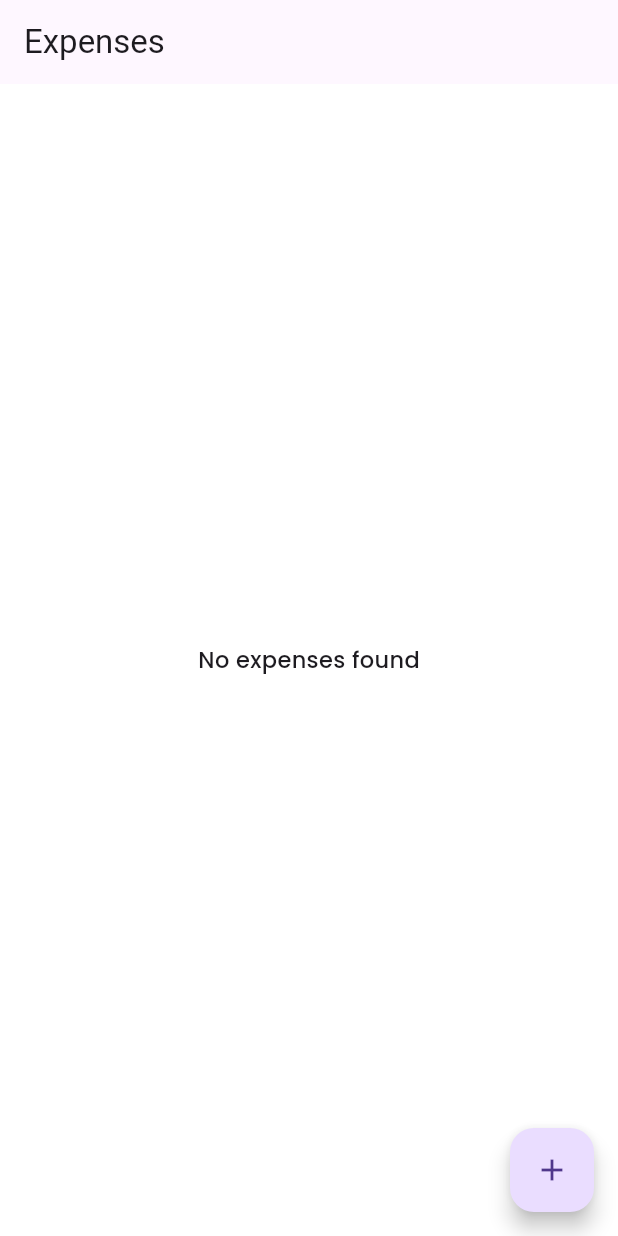
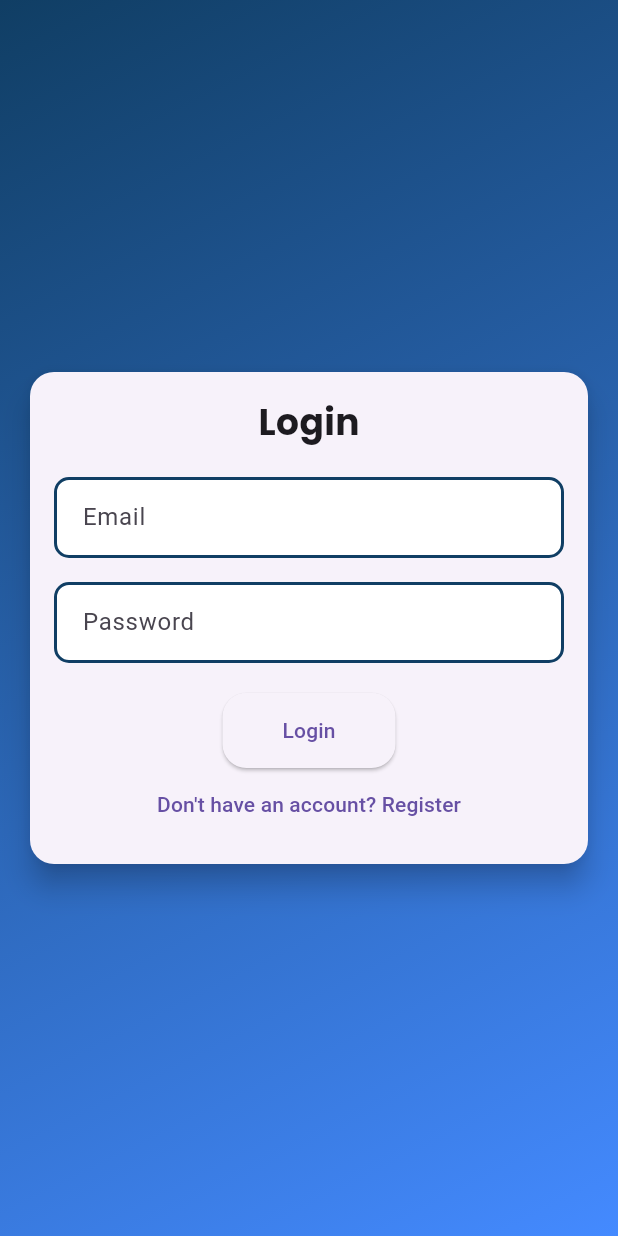
Before and after one commit to salahvk/expense_mate, a Flutter app: the screen it shows after launch, on a phone screen of 412 x 824 dp. Run offline on Flutter 3.47's test engine with Material 3 defaults, Android fonts, the phone set to English and light mode, and no system bars; our stand-ins replace equatable, firebase_auth, firebase_core, flutter_animate, flutter_bloc, flutter_local_notifications and 5 more; accounts and stored records are empty.

Commit message:
auth setup completed

```diff
--- a/lib/config/route/go_router.dart
+++ b/lib/config/route/go_router.dart
@@ -1,5 +1,7 @@
 import 'package:expense_mate/config/route/route_constants.dart';
 import 'package:expense_mate/presentation/screens/add_expense/add_expense_screen.dart';
+import 'package:expense_mate/presentation/screens/authentication/auth_screen.dart';
+import 'package:expense_mate/presentation/screens/authentication/login_screen.dart';
 import 'package:expense_mate/presentation/screens/authentication/registration_screen.dart';
 import 'package:expense_mate/presentation/screens/home/expenses_screen.dart';
 import 'package:expense_mate/presentation/screens/splash/splash_screen.dart';
@@ -13,26 +15,24 @@ final GoRouter router = GoRouter(
   navigatorKey: navigatorKey,
   routes: [
     GoRoute(
-      name: Routes.register,
-      path: Routes.getRegisterRoute(),
-      pageBuilder: (context, state) =>
-          const MaterialPage(child: RegisterScreen()),
-    ),
-    GoRoute(
-      name: Routes.login,
-      path: Routes.getLoginRoute(),
-      pageBuilder: (context, state) =>
-          const MaterialPage(child: RegisterScreen()),
+      name: Routes.auth,
+      path: Routes.getAuthRoute(),
+      pageBuilder: (context, state) => MaterialPage(
+          child: AuthScreen(
+        isLogin: state.extra as bool,
+      )),
     ),
     GoRoute(
       name: Routes.splash,
       path: Routes.getSplashRoute(),
-      pageBuilder: (context, state) => const MaterialPage(child: SplashScreen()),
+      pageBuilder: (context, state) =>
+          const MaterialPage(child: SplashScreen()),
     ),
     GoRoute(
       name: Routes.home,
       path: Routes.getHomeRoute(),
-      pageBuilder: (context, state) => const MaterialPage(child: ExpensesScreen()),
+      pageBuilder: (context, state) =>
+          const MaterialPage(child: ExpensesScreen()),
     ),
     GoRoute(
       name: Routes.addExpense,
--- a/lib/config/route/route_constants.dart
+++ b/lib/config/route/route_constants.dart
@@ -1,14 +1,13 @@
 class Routes {
-  static String home = "/";
-  static String splash = "splash";
-  static String login = "login";
-  static String register = "register";
+  static String splash = "/";
+  static String home = "home";
+  static String auth = "auth";
   static String addExpense = "addExpense";
 
   // ----------------------------------------------------
+
+  static String getSplashRoute() => splash;
   static String getHomeRoute() => "/$home";
-  static String getSplashRoute() => "/$splash";
-  static String getLoginRoute() => "/$login";
-  static String getRegisterRoute() => "/$login";
+  static String getAuthRoute() => "/$auth";
   static String getAddExpenseRoute() => "/$addExpense";
 }
--- a/lib/main.dart
+++ b/lib/main.dart
@@ -1,10 +1,13 @@
+import 'package:expense_mate/config/route/go_router.dart';
+import 'package:expense_mate/config/theme/color.dart';
 import 'package:expense_mate/config/theme/light_theme.dart';
+import 'package:expense_mate/firebase_options.dart';
+import 'package:firebase_core/firebase_core.dart';
 import 'package:flutter/material.dart';
 import 'package:flutter_bloc/flutter_bloc.dart';
 
 import 'data/datasources/expense_db_helper.dart';
 import 'presentation/bloc/expense_bloc.dart';
-import 'presentation/screens/home/expenses_screen.dart';
 import 'services/notification_service.dart';
 
 void main() async {
@@ -13,6 +16,10 @@ void main() async {
   // Initialize database
   final dbHelper = ExpenseDBHelper();
   await dbHelper.initDB();
+
+    await Firebase.initializeApp(
+    options: DefaultFirebaseOptions.currentPlatform,
+  );
 
   // Initialize notifications
   final notificationService = NotificationService();
@@ -37,11 +44,11 @@ class ExpenseMateApp extends StatelessWidget {
   Widget build(BuildContext context) {
     return BlocProvider(
       create: (context) => ExpenseBloc(dbHelper)..add(LoadExpenses()),
-      child: MaterialApp(
+      child: MaterialApp.router(
         title: 'ExpenseMate',
         theme: lightTheme,
         debugShowCheckedModeBanner: false,
-        home: const ExpensesScreen(),
+        routerConfig: router,
       ),
     );
   }
--- /dev/null
+++ b/lib/presentation/screens/authentication/auth_screen.dart
@@ -0,0 +1,182 @@
+import 'package:expense_mate/config/route/route_constants.dart';
+import 'package:expense_mate/config/theme/color.dart';
+import 'package:firebase_auth/firebase_auth.dart';
+import 'package:flutter/material.dart';
+import 'package:go_router/go_router.dart';
+
+class AuthScreen extends StatefulWidget {
+  final bool isLogin;
+  const AuthScreen({super.key, required this.isLogin});
+
+  @override
+  _AuthScreenState createState() => _AuthScreenState();
+}
+
+class _AuthScreenState extends State<AuthScreen> {
+
+  final _formKey = GlobalKey<FormState>();
+
+  TextEditingController emailController = TextEditingController();
+  TextEditingController passwordController = TextEditingController();
+  TextEditingController confirmPasswordController = TextEditingController();
+
+  Future<void> _login() async {
+    try {
+      await FirebaseAuth.instance.signInWithEmailAndPassword(
+        email: emailController.text,
+        password: passwordController.text,
+      );
+      context.pushReplacement(Routes.getHomeRoute());
+    } catch (e) {
+      ScaffoldMessenger.of(context).showSnackBar(
+        SnackBar(content: Text('Login Failed: $e')),
+      );
+    }
+  }
+
+    Future<void> _register() async {
+    try {
+      await FirebaseAuth.instance.createUserWithEmailAndPassword(
+        email: emailController.text,
+        password: passwordController.text,
+      );
+      ScaffoldMessenger.of(context).showSnackBar(
+        const SnackBar(content: Text('Account Created Successfully!')),
+      );
+      context.pushReplacement(Routes.getHomeRoute());
+    } catch (e) {
+      ScaffoldMessenger.of(context).showSnackBar(
+        SnackBar(content: Text('Registration Failed: $e')),
+      );
+    }
+  }
+
+
+  @override
+  Widget build(BuildContext context) {
+    bool isLogin = widget.isLogin;
+
+    return Scaffold(
+      body: Container(
+        decoration:   const BoxDecoration(
+          gradient: LinearGradient(
+            colors: [ExpenseMateColors.primary,Colors.blueAccent],
+            begin: Alignment.topLeft,
+            end: Alignment.bottomRight,
+          ),
+        ),
+        child: Center(
+          child: SingleChildScrollView(
+            padding: const EdgeInsets.all(16.0),
+            child: Card(
+              elevation: 8.0,
+              shape: RoundedRectangleBorder(
+                borderRadius: BorderRadius.circular(16.0),
+              ),
+              child: Padding(
+                padding: const EdgeInsets.all(16.0),
+                child: Form(
+                  key: _formKey,
+                  child: Column(
+                    mainAxisSize: MainAxisSize.min,
+                    children: [
+                      Text(
+                        isLogin ? 'Login' : 'Register',
+                        style: const TextStyle(
+                          fontSize: 24.0,
+                          fontWeight: FontWeight.bold,
+                        ),
+                      ),
+                      const SizedBox(height: 20.0),
+                      TextFormField(
+                        controller: emailController,
+                        decoration: const InputDecoration(
+                          labelText: 'Email',
+                          border: OutlineInputBorder(),
+                        ),
+                        validator: (value) {
+                          if (value == null || value.isEmpty) {
+                            return 'Please enter your email';
+                          }
+                          return null;
+                        },
+                      ),
+                      const SizedBox(height: 16.0),
+                      TextFormField(
+                        controller: passwordController,
+                        obscureText: true,
+                        decoration: const InputDecoration(
+                          labelText: 'Password',
+                          border: OutlineInputBorder(),
+                        ),
+                        validator: (value) {
+                          if (value == null || value.isEmpty) {
+                            return 'Please enter your password';
+                          }
+                          if (value.length < 6) {
+                            return 'Password must be at least 6 characters long';
+                          }
+                          return null;
+                        },
+                      ),
+                      if (!isLogin) ...[
+                        const SizedBox(height: 16.0),
+                        TextFormField(
+                          controller: confirmPasswordController,
+                          obscureText: true,
+                          decoration: const InputDecoration(
+                            labelText: 'Confirm Password',
+                            border: OutlineInputBorder(),
+                          ),
+                          validator: (value) {
+                            if (value != passwordController.text) {
+                              return 'Passwords do not match';
+                            }
+                            return null;
+                          },
+                        ),
+                      ],
+                      const SizedBox(height: 20.0),
+                      ElevatedButton(
+                        onPressed: () {
+                          if (_formKey.currentState!.validate()) {
+                            // Handle login or registration
+                            ScaffoldMessenger.of(context).showSnackBar(
+                              SnackBar(
+                                content: Text(
+                                  isLogin ? 'Logging in...' : 'Registering...',
+                                ),
+                              ),
+                            );
+                            isLogin ? _login() : _register();
+                          }
+                        },
+                        style: ElevatedButton.styleFrom(
+                          padding: const EdgeInsets.symmetric(horizontal: 40, vertical: 15),
+                          shape: RoundedRectangleBorder(
+                            borderRadius: BorderRadius.circular(16.0),
+                          ),
+                        ),
+                        child: Text(isLogin ? 'Login' : 'Register'),
+                      ),
+                      TextButton(
+                        onPressed: () {
+                          setState(() {
+                            isLogin = !isLogin;
+                          });
+                        },
+                        child: Text(
+                          isLogin ? "Don't have an account? Register" : 'Already have an account? Login',
+                        ),
+                      ),
+                    ],
+                  ),
+                ),
+              ),
+            ),
+          ),
+        ),
+      ),
+    );
+  }
+}
--- a/pubspec.yaml
+++ b/pubspec.yaml
@@ -47,6 +47,7 @@ dependencies:
   material_design_icons_flutter: ^7.0.7296
   go_router: ^14.6.2
   firebase_auth: ^5.3.4
+  flutter_animate: ^4.5.2
 
 dev_dependencies:
   flutter_test:
```
Also changed, not shown: lib/presentation/screens/authentication/login_screen.dart (deleted, +0 -64 lines), lib/presentation/screens/authentication/registration_screen.dart (deleted, +0 -59 lines), lib/presentation/screens/splash/splash_screen.dart (+72 -2 lines), pubspec.lock, 1 other file.
